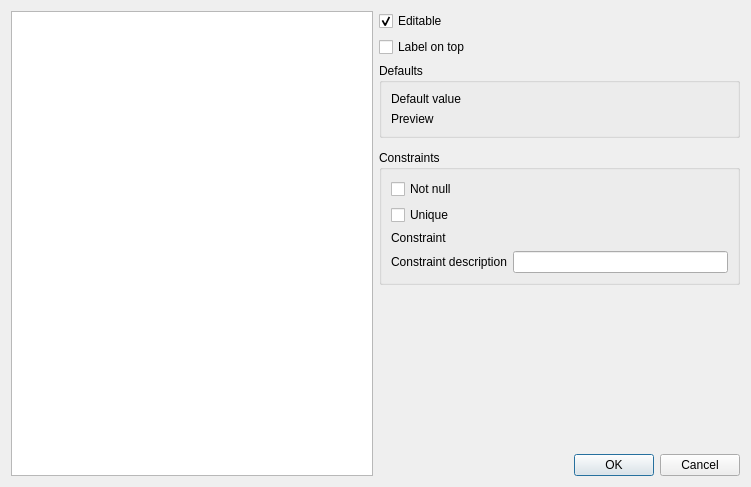
Old version of the form src/ui/qgsattributetypeedit.ui in the repository qgis/QGIS.
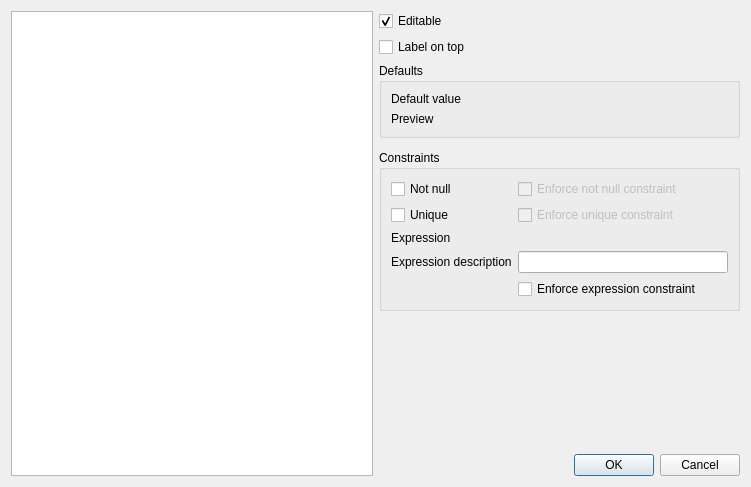
New version of the form. Custom widgets are drawn as their Qt base class.

Commit message:
[FEATURE] Field constraints can be enforced or not
Non-enforced constraints just show a warning to the user, but
do not prevent committing the feature. Enforced constraints
block users from comitting non compliant features.

Any constraints detected by the provider are always
enforced.

Patch:
```diff
--- a/src/ui/qgsattributetypeedit.ui
+++ b/src/ui/qgsattributetypeedit.ui
@@ -22,58 +22,84 @@
      <property name="title">
       <string>Constraints</string>
      </property>
-     <layout class="QVBoxLayout" name="verticalLayout">
-      <item>
-       <widget class="QCheckBox" name="notNullCheckBox">
-        <property name="text">
-         <string>Not null</string>
-        </property>
-       </widget>
-      </item>
-      <item>
+     <layout class="QGridLayout" name="gridLayout_3">
+      <item row="1" column="0">
        <widget class="QCheckBox" name="mUniqueCheckBox">
         <property name="text">
          <string>Unique</string>
         </property>
        </widget>
       </item>
-      <item>
-       <layout class="QHBoxLayout" name="horizontalLayout_2">
-        <property name="topMargin">
-         <number>0</number>
+      <item row="0" column="0">
+       <widget class="QCheckBox" name="notNullCheckBox">
+        <property name="text">
+         <string>Not null</string>
         </property>
-        <item>
-         <widget class="QLabel" name="label">
+       </widget>
+      </item>
+      <item row="1" column="1">
+       <widget class="QCheckBox" name="mCheckBoxEnforceUnique">
+        <property name="enabled">
+         <bool>false</bool>
+        </property>
+        <property name="toolTip">
+         <string>Enforcing the unique constraint prevents committing features which do not meet the constraint. Unenforced constraints display a warning to users, but do not prevent committing the feature.</string>
+        </property>
           <property name="text">
-           <string>Constraint</string>
+         <string>Enforce unique constraint</string>
           </property>
          </widget>
         </item>
-        <item>
+      <item row="2" column="1">
          <widget class="QgsFieldExpressionWidget" name="constraintExpressionWidget" native="true">
           <property name="focusPolicy">
            <enum>Qt::StrongFocus</enum>
           </property>
          </widget>
         </item>
-       </layout>
-      </item>
-      <item>
-       <layout class="QHBoxLayout" name="horizontalLayout">
-        <property name="bottomMargin">
-         <number>0</number>
-        </property>
-        <item>
+      <item row="3" column="0">
          <widget class="QLabel" name="label_2">
           <property name="text">
-           <string>Constraint description</string>
+         <string>Expression description</string>
           </property>
          </widget>
         </item>
-        <item>
-         <widget class="QLineEdit" name="leConstraintExpressionDescription"/>
-        </item>
-       </layout>
+      <item row="3" column="1">
+       <widget class="QLineEdit" name="leConstraintExpressionDescription">
+        <property name="toolTip">
+         <string>Optional descriptive name for expression constraint</string>
+        </property>
+       </widget>
+      </item>
+      <item row="0" column="1">
+       <widget class="QCheckBox" name="mCheckBoxEnforceNotNull">
+        <property name="enabled">
+         <bool>false</bool>
+        </property>
+        <property name="toolTip">
+         <string>Enforcing the not null constraint prevents committing features which do not meet the constraint. Unenforced constraints display a warning to users, but do not prevent committing the feature.</string>
+        </property>
+        <property name="text">
+         <string>Enforce not null constraint</string>
+        </property>
+       </widget>
+      </item>
+      <item row="2" column="0">
+       <widget class="QLabel" name="label">
+        <property name="text">
+         <string>Expression</string>
+        </property>
+       </widget>
+      </item>
+      <item row="4" column="1">
+       <widget class="QCheckBox" name="mCheckBoxEnforceExpression">
+        <property name="toolTip">
+         <string>Enforcing the expression constraint prevents committing features which do not meet the constraint. Unenforced constraints display a warning to users, but do not prevent committing the feature.</string>
+        </property>
+        <property name="text">
+         <string>Enforce expression constraint</string>
+        </property>
+       </widget>
       </item>
      </layout>
     </widget>
```
Left out of the diff: 3 changed lines with no effect on the pictures. Lines whose indentation alone changed are shown as unchanged. The commit also changes 14 other files.
